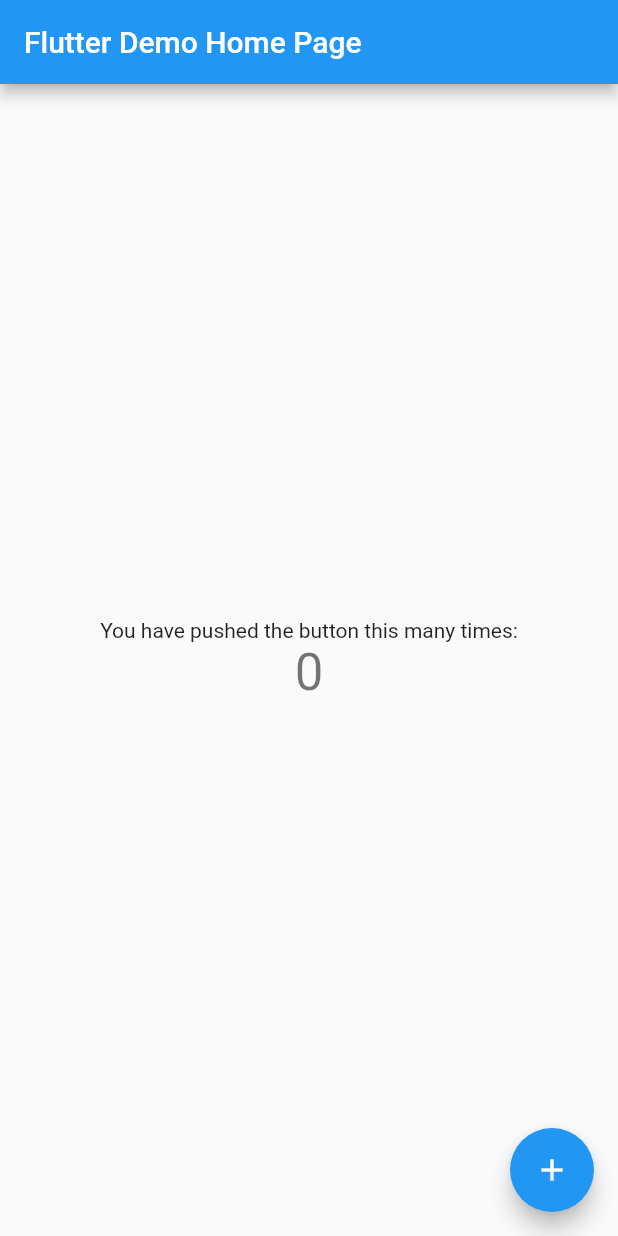
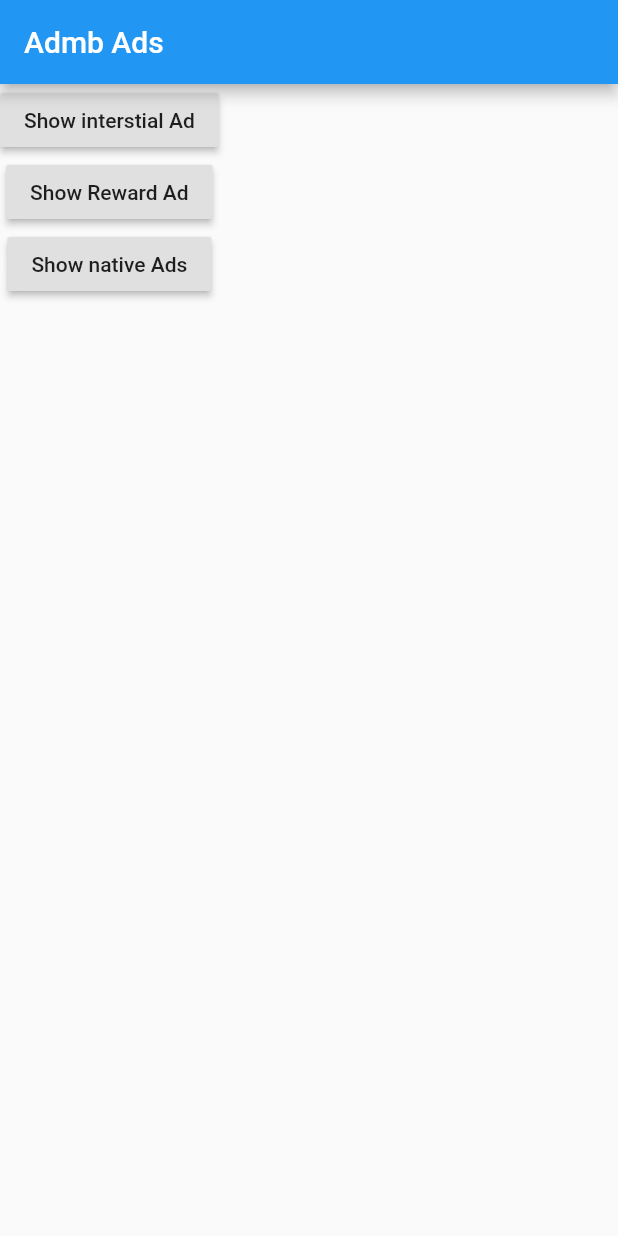
Before and after one commit to narimetisaigopi/Flutter-AdMob-Ads, a Flutter app: the screen it shows after launch, on a phone screen of 412 x 824 dp. Run offline on Flutter 3.47's test engine with Material 2 defaults, Android fonts, the light colour scheme and no system bars; our stand-ins replace flutter_native_admob; missing offline and left inert: firebase_admob; accounts and stored records are empty.

Commit message:
added all 4 ads

```diff
--- /dev/null
+++ b/lib/home_screen.dart
@@ -0,0 +1,91 @@
+import 'package:firebase_admob/firebase_admob.dart';
+import 'package:flutter/material.dart';
+import 'package:flutter_ads/names_list.dart';
+
+class HomeScreen extends StatefulWidget {
+  @override
+  _HomeScreenState createState() => _HomeScreenState();
+}
+
+class _HomeScreenState extends State<HomeScreen> {
+  BannerAd createBannerAd() {
+    BannerAd bannerAd =
+        BannerAd(adUnitId: BannerAd.testAdUnitId, size: AdSize.smartBanner);
+    return bannerAd;
+  }
+
+  InterstitialAd createInterstialAd() {
+    InterstitialAd interstialAd = InterstitialAd(
+      adUnitId: InterstitialAd.testAdUnitId,
+      listener: (event) {
+        print(
+            "************************************$event****************************************");
+        switch (event) {
+          case MobileAdEvent.clicked:
+            // add
+            break;
+          default:
+        }
+      },
+    );
+    return interstialAd;
+  }
+
+  createReawrdAdAndLoad() {
+    RewardedVideoAd.instance.load(
+        adUnitId: RewardedVideoAd.testAdUnitId,
+        targetingInfo: MobileAdTargetingInfo());
+    RewardedVideoAd.instance.listener =
+        (RewardedVideoAdEvent event, {String rewardType, int rewardAmount}) {
+      switch (event) {
+        case RewardedVideoAdEvent.rewarded:
+
+          ///
+          break;
+        default:
+      }
+      print(
+          "************************************createReawrdAdAndLoad $event****************************************");
+    };
+  }
+
+  @override
+  void initState() {
+    super.initState();
+    createReawrdAdAndLoad();
+    createBannerAd()
+      ..load()
+      ..show();
+  }
+
+  @override
+  Widget build(BuildContext context) {
+    return Scaffold(
+        appBar: AppBar(title: Text("Admb Ads")),
+        body: Column(
+          children: [
+            RaisedButton(
+              onPressed: () {
+                createInterstialAd()
+                  ..load()
+                  ..show();
+              },
+              child: Text("Show interstial Ad"),
+            ),
+            RaisedButton(
+              onPressed: () {
+                RewardedVideoAd.instance..show();
+              },
+              child: Text("Show Reward Ad"),
+            ),
+            RaisedButton(
+              onPressed: () {
+                Navigator.push(context,
+                    MaterialPageRoute(builder: (con) => NamesListScreen()));
+              },
+              child: Text("Show native Ads"),
+            )
+          ],
+        ));
+  }
+}
--- a/lib/main.dart
+++ b/lib/main.dart
@@ -1,7 +1,11 @@
+import 'package:firebase_admob/firebase_admob.dart';
 import 'package:flutter/material.dart';
+import 'package:flutter_ads/constants.dart';
+import 'package:flutter_ads/home_screen.dart';
 
 void main() {
   runApp(MyApp());
+  FirebaseAdMob.instance.initialize(appId: Constants.AdMobAppID);
 }
 
 class MyApp extends StatelessWidget {
@@ -10,6 +14,7 @@
   Widget build(BuildContext context) {
     return MaterialApp(
       title: 'Flutter Demo',
+      debugShowCheckedModeBanner: false,
       theme: ThemeData(
         // This is the theme of your application.
         //
@@ -26,92 +31,7 @@
         // closer together (more dense) than on mobile platforms.
         visualDensity: VisualDensity.adaptivePlatformDensity,
       ),
-      home: MyHomePage(title: 'Flutter Demo Home Page'),
+      home: HomeScreen(),
     );
   }
 }
-
-class MyHomePage extends StatefulWidget {
-  MyHomePage({Key key, this.title}) : super(key: key);
-
-  // This widget is the home page of your application. It is stateful, meaning
-  // that it has a State object (defined below) that contains fields that affect
-  // how it looks.
-
-  // This class is the configuration for the state. It holds the values (in this
-  // case the title) provided by the parent (in this case the App widget) and
-  // used by the build method of the State. Fields in a Widget subclass are
-  // always marked "final".
-
-  final String title;
-
-  @override
-  _MyHomePageState createState() => _MyHomePageState();
-}
-
-class _MyHomePageState extends State<MyHomePage> {
-  int _counter = 0;
-
-  void _incrementCounter() {
-    setState(() {
-      // This call to setState tells the Flutter framework that something has
-      // changed in this State, which causes it to rerun the build method below
-      // so that the display can reflect the updated values. If we changed
-      // _counter without calling setState(), then the build method would not be
-      // called again, and so nothing would appear to happen.
-      _counter++;
-    });
-  }
-
-  @override
-  Widget build(BuildContext context) {
-    // This method is rerun every time setState is called, for instance as done
-    // by the _incrementCounter method above.
-    //
-    // The Flutter framework has been optimized to make rerunning build methods
-    // fast, so that you can just rebuild anything that needs updating rather
-    // than having to individually change instances of widgets.
-    return Scaffold(
-      appBar: AppBar(
-        // Here we take the value from the MyHomePage object that was created by
-        // the App.build method, and use it to set our appbar title.
-        title: Text(widget.title),
-      ),
-      body: Center(
-        // Center is a layout widget. It takes a single child and positions it
-        // in the middle of the parent.
-        child: Column(
-          // Column is also a layout widget. It takes a list of children and
-          // arranges them vertically. By default, it sizes itself to fit its
-          // children horizontally, and tries to be as tall as its parent.
-          //
-          // Invoke "debug painting" (press "p" in the console, choose the
-          // "Toggle Debug Paint" action from the Flutter Inspector in Android
-          // Studio, or the "Toggle Debug Paint" command in Visual Studio Code)
-          // to see the wireframe for each widget.
-          //
-          // Column has various properties to control how it sizes itself and
-          // how it positions its children. Here we use mainAxisAlignment to
-          // center the children vertically; the main axis here is the vertical
-          // axis because Columns are vertical (the cross axis would be
-          // horizontal).
-          mainAxisAlignment: MainAxisAlignment.center,
-          children: <Widget>[
-            Text(
-              'You have pushed the button this many times:',
-            ),
-            Text(
-              '$_counter',
-              style: Theme.of(context).textTheme.headline4,
-            ),
-          ],
-        ),
-      ),
-      floatingActionButton: FloatingActionButton(
-        onPressed: _incrementCounter,
-        tooltip: 'Increment',
-        child: Icon(Icons.add),
-      ), // This trailing comma makes auto-formatting nicer for build methods.
-    );
-  }
-}
--- a/pubspec.yaml
+++ b/pubspec.yaml
@@ -28,6 +28,10 @@
   # The following adds the Cupertino Icons font to your application.
   # Use with the CupertinoIcons class for iOS style icons.
   cupertino_icons: ^0.1.3
+  firebase_admob: 0.9.3+2
+  flutter_native_admob: 2.1.0
+
+
 
 dev_dependencies:
   flutter_test:
```
Also changed, not shown: lib/constants.dart (added, +11 -0 lines), lib/names_list.dart (added, +137 -0 lines), pubspec.lock, 1 other file.
